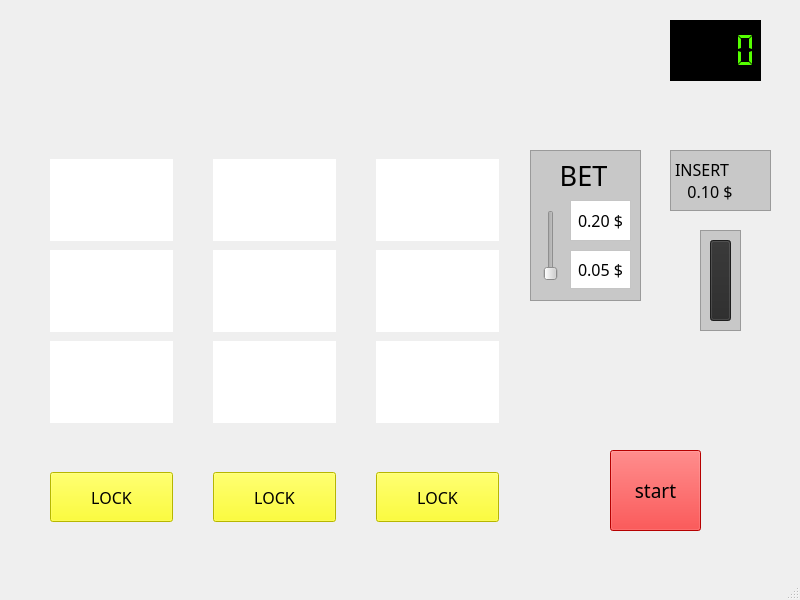
Qt form student/11/slots/main_window.ui (juhvv/programming2-2018) before a commit.
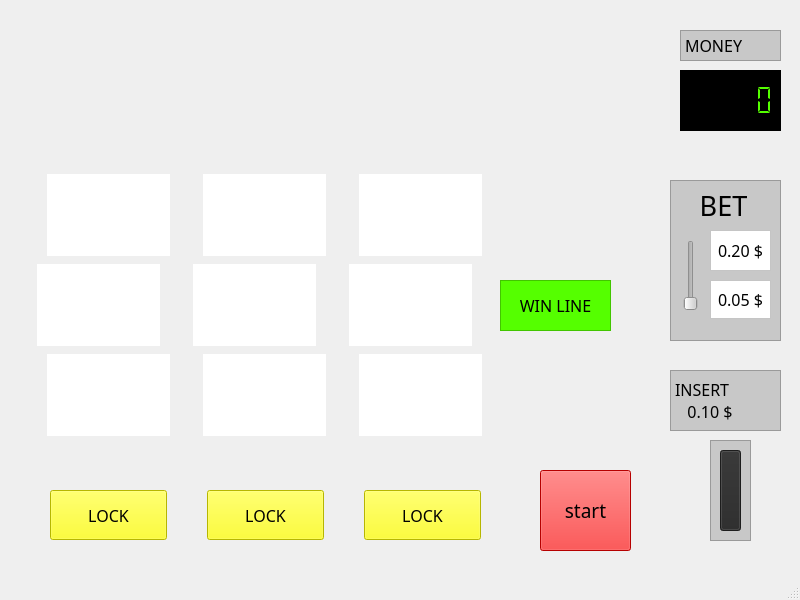
The same form after that commit. Icons and pictures are not drawn.

Commit message: Removed unused variables/functions. Fixed lock buttons not disabling when they should. Reels can no longer be locked for the next spin after a win. UI modifications.

Patch:
```diff
--- a/student/11/slots/main_window.ui
+++ b/student/11/slots/main_window.ui
@@ -34,465 +34,13 @@
     <string notr="true">background-image: url(:/MainWindow/Resources/tile.png);
 </string>
    </property>
-   <widget class="QWidget" name="gridLayoutWidget">
+   <widget class="QFrame" name="bet_frame">
     <property name="geometry">
      <rect>
-      <x>30</x>
-      <y>140</y>
-      <width>491</width>
-      <height>401</height>
-     </rect>
-    </property>
-    <layout class="QGridLayout" name="reelGrid">
-     <property name="sizeConstraint">
-      <enum>QLayout::SetNoConstraint</enum>
-     </property>
-     <property name="leftMargin">
-      <number>20</number>
-     </property>
-     <property name="topMargin">
-      <number>10</number>
-     </property>
-     <property name="rightMargin">
-      <number>20</number>
-     </property>
-     <property name="bottomMargin">
-      <number>10</number>
-     </property>
-     <property name="horizontalSpacing">
-      <number>40</number>
-     </property>
-     <property name="verticalSpacing">
-      <number>0</number>
-     </property>
-     <item row="0" column="1">
-      <widget class="QLabel" name="reel2_lab1">
-       <property name="maximumSize">
-        <size>
-         <width>123</width>
-         <height>82</height>
-        </size>
-       </property>
-       <property name="styleSheet">
-        <string notr="true">QFrame {background: rgb(255, 255, 255)}</string>
-       </property>
-       <property name="text">
-        <string/>
-       </property>
-       <property name="scaledContents">
-        <bool>true</bool>
-       </property>
-      </widget>
-     </item>
-     <item row="4" column="1">
-      <widget class="QPushButton" name="lock2_btn">
-       <property name="sizePolicy">
-        <sizepolicy hsizetype="Minimum" vsizetype="Fixed">
-         <horstretch>0</horstretch>
-         <verstretch>0</verstretch>
-        </sizepolicy>
-       </property>
-       <property name="minimumSize">
-        <size>
-         <width>0</width>
-         <height>50</height>
-        </size>
-       </property>
-       <property name="font">
-        <font>
-         <family>Engravers MT</family>
-         <pointsize>12</pointsize>
-        </font>
-       </property>
-       <property name="styleSheet">
-        <string notr="true">QPushButton { background: yellow }</string>
-       </property>
-       <property name="text">
-        <string>LOCK</string>
-       </property>
-       <property name="checkable">
-        <bool>true</bool>
-       </property>
-       <property name="checked">
-        <bool>false</bool>
-       </property>
-      </widget>
-     </item>
-     <item row="3" column="1">
-      <spacer name="verticalSpacer_3">
-       <property name="orientation">
-        <enum>Qt::Vertical</enum>
-       </property>
-       <property name="sizeType">
-        <enum>QSizePolicy::Minimum</enum>
-       </property>
-       <property name="sizeHint" stdset="0">
-        <size>
-         <width>20</width>
-         <height>40</height>
-        </size>
-       </property>
-      </spacer>
-     </item>
-     <item row="0" column="0">
-      <widget class="QLabel" name="reel1_lab1">
-       <property name="maximumSize">
-        <size>
-         <width>123</width>
-         <height>82</height>
-        </size>
-       </property>
-       <property name="styleSheet">
-        <string notr="true">QFrame {background: rgb(255, 255, 255)}</string>
-       </property>
-       <property name="text">
-        <string/>
-       </property>
-       <property name="scaledContents">
-        <bool>true</bool>
-       </property>
-      </widget>
-     </item>
-     <item row="1" column="1">
-      <widget class="QLabel" name="reel2_lab2">
-       <property name="maximumSize">
-        <size>
-         <width>123</width>
-         <height>82</height>
-        </size>
-       </property>
-       <property name="styleSheet">
-        <string notr="true">QFrame {background: rgb(255, 255, 255)}</string>
-       </property>
-       <property name="text">
-        <string/>
-       </property>
-       <property name="scaledContents">
-        <bool>true</bool>
-       </property>
-      </widget>
-     </item>
-     <item row="1" column="2">
-      <widget class="QLabel" name="reel3_lab2">
-       <property name="maximumSize">
-        <size>
-         <width>123</width>
-         <height>82</height>
-        </size>
-       </property>
-       <property name="styleSheet">
-        <string notr="true">QFrame {background: rgb(255, 255, 255)}</string>
-       </property>
-       <property name="text">
-        <string/>
-       </property>
-       <property name="scaledContents">
-        <bool>true</bool>
-       </property>
-      </widget>
-     </item>
-     <item row="2" column="0">
-      <widget class="QLabel" name="reel1_lab3">
-       <property name="maximumSize">
-        <size>
-         <width>123</width>
-         <height>82</height>
-        </size>
-       </property>
-       <property name="styleSheet">
-        <string notr="true">QFrame {background: rgb(255, 255, 255)}</string>
-       </property>
-       <property name="text">
-        <string/>
-       </property>
-       <property name="scaledContents">
-        <bool>true</bool>
-       </property>
-      </widget>
-     </item>
-     <item row="1" column="0">
-      <widget class="QLabel" name="reel1_lab2">
-       <property name="maximumSize">
-        <size>
-         <width>123</width>
-         <height>82</height>
-        </size>
-       </property>
-       <property name="styleSheet">
-        <string notr="true">QFrame {background: rgb(255, 255, 255)}</string>
-       </property>
-       <property name="text">
-        <string/>
-       </property>
-       <property name="scaledContents">
-        <bool>true</bool>
-       </property>
-      </widget>
-     </item>
-     <item row="2" column="1">
-      <widget class="QLabel" name="reel2_lab3">
-       <property name="maximumSize">
-        <size>
-         <width>123</width>
-         <height>82</height>
-        </size>
-       </property>
-       <property name="styleSheet">
-        <string notr="true">QFrame {background: rgb(255, 255, 255)}</string>
-       </property>
-       <property name="text">
-        <string/>
-       </property>
-       <property name="scaledContents">
-        <bool>true</bool>
-       </property>
-      </widget>
-     </item>
-     <item row="2" column="2">
-      <widget class="QLabel" name="reel3_lab3">
-       <property name="maximumSize">
-        <size>
-         <width>123</width>
-         <height>82</height>
-        </size>
-       </property>
-       <property name="styleSheet">
-        <string notr="true">QFrame {background: rgb(255, 255, 255)}</string>
-       </property>
-       <property name="text">
-        <string/>
-       </property>
-       <property name="scaledContents">
-        <bool>true</bool>
-       </property>
-      </widget>
-     </item>
-     <item row="0" column="2">
-      <widget class="QLabel" name="reel3_lab1">
-       <property name="maximumSize">
-        <size>
-         <width>123</width>
-         <height>82</height>
-        </size>
-       </property>
-       <property name="styleSheet">
-        <string notr="true">QFrame {background: rgb(255, 255, 255)}</string>
-       </property>
-       <property name="text">
-        <string/>
-       </property>
-       <property name="scaledContents">
-        <bool>true</bool>
-       </property>
-      </widget>
-     </item>
-     <item row="4" column="0">
-      <widget class="QPushButton" name="lock1_btn">
-       <property name="enabled">
-        <bool>true</bool>
-       </property>
-       <property name="minimumSize">
-        <size>
-         <width>0</width>
-         <height>50</height>
-        </size>
-       </property>
-       <property name="palette">
-        <palette>
-         <active>
-          <colorrole role="Button">
-           <brush brushstyle="SolidPattern">
-            <color alpha="255">
-             <red>255</red>
-             <green>255</green>
-             <blue>0</blue>
-            </color>
-           </brush>
-          </colorrole>
-          <colorrole role="Light">
-           <brush brushstyle="SolidPattern">
-            <color alpha="255">
-             <red>255</red>
-             <green>255</green>
-             <blue>0</blue>
-            </color>
-           </brush>
-          </colorrole>
-          <colorrole role="Base">
-           <brush brushstyle="SolidPattern">
-            <color alpha="255">
-             <red>255</red>
-             <green>255</green>
-             <blue>0</blue>
-            </color>
-           </brush>
-          </colorrole>
-          <colorrole role="Window">
-           <brush brushstyle="SolidPattern">
-            <color alpha="255">
-             <red>255</red>
-             <green>255</green>
-             <blue>0</blue>
-            </color>
-           </brush>
-          </colorrole>
-         </active>
-         <inactive>
-          <colorrole role="Button">
-           <brush brushstyle="SolidPattern">
-            <color alpha="255">
-             <red>255</red>
-             <green>255</green>
-             <blue>0</blue>
-            </color>
-           </brush>
-          </colorrole>
-          <colorrole role="Light">
-           <brush brushstyle="SolidPattern">
-            <color alpha="255">
-             <red>255</red>
-             <green>255</green>
-             <blue>0</blue>
-            </color>
-           </brush>
-          </colorrole>
-          <colorrole role="Base">
-           <brush brushstyle="SolidPattern">
-            <color alpha="255">
-             <red>255</red>
-             <green>255</green>
-             <blue>0</blue>
-            </color>
-           </brush>
-          </colorrole>
-          <colorrole role="Window">
-           <brush brushstyle="SolidPattern">
-            <color alpha="255">
-             <red>255</red>
-             <green>255</green>
-             <blue>0</blue>
-            </color>
-           </brush>
-          </colorrole>
-         </inactive>
-         <disabled>
-          <colorrole role="Button">
-           <brush brushstyle="SolidPattern">
-            <color alpha="255">
-             <red>255</red>
-             <green>255</green>
-             <blue>0</blue>
-            </color>
-           </brush>
-          </colorrole>
-          <colorrole role="Light">
-           <brush brushstyle="SolidPattern">
-            <color alpha="255">
-             <red>255</red>
-             <green>255</green>
-             <blue>0</blue>
-            </color>
-           </brush>
-          </colorrole>
-          <colorrole role="Base">
-           <brush brushstyle="SolidPattern">
-            <color alpha="255">
-             <red>255</red>
-             <green>255</green>
-             <blue>0</blue>
-            </color>
-           </brush>
-          </colorrole>
-          <colorrole role="Window">
-           <brush brushstyle="SolidPattern">
-            <color alpha="255">
-             <red>255</red>
-             <green>255</green>
-             <blue>0</blue>
-            </color>
-           </brush>
-          </colorrole>
-         </disabled>
-        </palette>
-       </property>
-       <property name="font">
-        <font>
-         <family>Engravers MT</family>
-         <pointsize>12</pointsize>
-        </font>
-       </property>
-       <property name="styleSheet">
-        <string notr="true">QPushButton { background: yellow }</string>
-       </property>
-       <property name="text">
-        <string>LOCK</string>
-       </property>
-       <property name="checkable">
-        <bool>true</bool>
-       </property>
-       <property name="checked">
-        <bool>false</bool>
-       </property>
-      </widget>
-     </item>
-     <item row="4" column="2">
-      <widget class="QPushButton" name="lock3_btn">
-       <property name="enabled">
-        <bool>true</bool>
-       </property>
-       <property name="sizePolicy">
-        <sizepolicy hsizetype="Minimum" vsizetype="Fixed">
-         <horstretch>0</horstretch>
-         <verstretch>0</verstretch>
-        </sizepolicy>
-       </property>
-       <property name="minimumSize">
-        <size>
-         <width>0</width>
-         <height>50</height>
-        </size>
-       </property>
-       <property name="font">
-        <font>
-         <family>Engravers MT</family>
-         <pointsize>12</pointsize>
-        </font>
-       </property>
-       <property name="contextMenuPolicy">
-        <enum>Qt::DefaultContextMenu</enum>
-       </property>
-       <property name="styleSheet">
-        <string notr="true">QPushButton { background: yellow }</string>
-       </property>
-       <property name="text">
-        <string>LOCK</string>
-       </property>
-       <property name="checkable">
-        <bool>true</bool>
-       </property>
-       <property name="checked">
-        <bool>false</bool>
-       </property>
-       <property name="autoDefault">
-        <bool>false</bool>
-       </property>
-       <property name="default">
-        <bool>false</bool>
-       </property>
-       <property name="flat">
-        <bool>false</bool>
-       </property>
-      </widget>
-     </item>
-    </layout>
-   </widget>
-   <widget class="QFrame" name="betFrame">
-    <property name="geometry">
-     <rect>
-      <x>530</x>
-      <y>150</y>
+      <x>670</x>
+      <y>180</y>
       <width>111</width>
-      <height>151</height>
+      <height>161</height>
      </rect>
     </property>
     <property name="font">
@@ -640,8 +188,8 @@
    <widget class="QPushButton" name="btn_start">
     <property name="geometry">
      <rect>
-      <x>610</x>
-      <y>450</y>
+      <x>540</x>
+      <y>470</y>
       <width>91</width>
       <height>81</height>
      </rect>
@@ -662,9 +210,9 @@
    <widget class="QLCDNumber" name="money_scr">
     <property name="geometry">
      <rect>
-      <x>670</x>
-      <y>20</y>
-      <width>91</width>
+      <x>680</x>
+      <y>70</y>
+      <width>101</width>
       <height>61</height>
      </rect>
     </property>
@@ -851,7 +399,7 @@
      <bool>true</bool>
     </property>
     <property name="digitCount">
-     <number>4</number>
+     <number>5</number>
     </property>
     <property name="segmentStyle">
      <enum>QLCDNumber::Flat</enum>
@@ -860,8 +408,8 @@
    <widget class="QFrame" name="moneyFrame">
     <property name="geometry">
      <rect>
-      <x>700</x>
-      <y>230</y>
+      <x>710</x>
+      <y>440</y>
       <width>41</width>
       <height>101</height>
      </rect>
@@ -896,8 +444,8 @@
     <property name="geometry">
      <rect>
       <x>670</x>
-      <y>150</y>
-      <width>101</width>
+      <y>370</y>
+      <width>111</width>
       <height>61</height>
      </rect>
     </property>
@@ -918,6 +466,516 @@
    0.10 $</string>
     </property>
    </widget>
+   <widget class="QWidget" name="horizontalLayoutWidget">
+    <property name="geometry">
+     <rect>
+      <x>20</x>
+      <y>170</y>
+      <width>491</width>
+      <height>91</height>
+     </rect>
+    </property>
+    <layout class="QHBoxLayout" name="reel_row_1">
+     <item>
+      <widget class="QLabel" name="reel1_lab1">
+       <property name="maximumSize">
+        <size>
+         <width>123</width>
+         <height>82</height>
+        </size>
+       </property>
+       <property name="styleSheet">
+        <string notr="true">QFrame {background: rgb(255, 255, 255)}</string>
+       </property>
+       <property name="text">
+        <string/>
+       </property>
+       <property name="scaledContents">
+        <bool>true</bool>
+       </property>
+      </widget>
+     </item>
+     <item>
+      <widget class="QLabel" name="reel2_lab1">
+       <property name="maximumSize">
+        <size>
+         <width>123</width>
+         <height>82</height>
+        </size>
+       </property>
+       <property name="styleSheet">
+        <string notr="true">QFrame {background: rgb(255, 255, 255)}</string>
+       </property>
+       <property name="text">
+        <string/>
+       </property>
+       <property name="scaledContents">
+        <bool>true</bool>
+       </property>
+      </widget>
+     </item>
+     <item>
+      <widget class="QLabel" name="reel3_lab1">
+       <property name="maximumSize">
+        <size>
+         <width>123</width>
+         <height>82</height>
+        </size>
+       </property>
+       <property name="styleSheet">
+        <string notr="true">QFrame {background: rgb(255, 255, 255)}</string>
+       </property>
+       <property name="text">
+        <string/>
+       </property>
+       <property name="scaledContents">
+        <bool>true</bool>
+       </property>
+      </widget>
+     </item>
+    </layout>
+   </widget>
+   <widget class="QWidget" name="horizontalLayoutWidget_2">
+    <property name="geometry">
+     <rect>
+      <x>10</x>
+      <y>260</y>
+      <width>491</width>
+      <height>91</height>
+     </rect>
+    </property>
+    <layout class="QHBoxLayout" name="reel_row_2">
+     <item>
+      <widget class="QLabel" name="reel1_lab2">
+       <property name="maximumSize">
+        <size>
+         <width>123</width>
+         <height>82</height>
+        </size>
+       </property>
+       <property name="styleSheet">
+        <string notr="true">QFrame {background: rgb(255, 255, 255)}</string>
+       </property>
+       <property name="text">
+        <string/>
+       </property>
+       <property name="scaledContents">
+        <bool>true</bool>
+       </property>
+      </widget>
+     </item>
+     <item>
+      <widget class="QLabel" name="reel2_lab2">
+       <property name="maximumSize">
+        <size>
+         <width>123</width>
+         <height>82</height>
+        </size>
+       </property>
+       <property name="styleSheet">
+        <string notr="true">QFrame {background: rgb(255, 255, 255)}</string>
+       </property>
+       <property name="text">
+        <string/>
+       </property>
+       <property name="scaledContents">
+        <bool>true</bool>
+       </property>
+      </widget>
+     </item>
+     <item>
+      <widget class="QLabel" name="reel3_lab2">
+       <property name="maximumSize">
+        <size>
+         <width>123</width>
+         <height>82</height>
+        </size>
+       </property>
+       <property name="styleSheet">
+        <string notr="true">QFrame {background: rgb(255, 255, 255)}</string>
+       </property>
+       <property name="text">
+        <string/>
+       </property>
+       <property name="scaledContents">
+        <bool>true</bool>
+       </property>
+      </widget>
+     </item>
+    </layout>
+   </widget>
+   <widget class="QWidget" name="horizontalLayoutWidget_3">
+    <property name="geometry">
+     <rect>
+      <x>20</x>
+      <y>350</y>
+      <width>491</width>
+      <height>91</height>
+     </rect>
+    </property>
+    <layout class="QHBoxLayout" name="reel_row_3">
+     <item>
+      <widget class="QLabel" name="reel1_lab3">
+       <property name="maximumSize">
+        <size>
+         <width>123</width>
+         <height>82</height>
+        </size>
+       </property>
+       <property name="styleSheet">
+        <string notr="true">QFrame {background: rgb(255, 255, 255)}</string>
+       </property>
+       <property name="text">
+        <string/>
+       </property>
+       <property name="scaledContents">
+        <bool>true</bool>
+       </property>
+      </widget>
+     </item>
+     <item>
+      <widget class="QLabel" name="reel2_lab3">
+       <property name="maximumSize">
+        <size>
+         <width>123</width>
+         <height>82</height>
+        </size>
+       </property>
+       <property name="styleSheet">
+        <string notr="true">QFrame {background: rgb(255, 255, 255)}</string>
+       </property>
+       <property name="text">
+        <string/>
+       </property>
+       <property name="scaledContents">
+        <bool>true</bool>
+       </property>
+      </widget>
+     </item>
+     <item>
+      <widget class="QLabel" name="reel3_lab3">
+       <property name="maximumSize">
+        <size>
+         <width>123</width>
+         <height>82</height>
+        </size>
+       </property>
+       <property name="styleSheet">
+        <string notr="true">QFrame {background: rgb(255, 255, 255)}</string>
+       </property>
+       <property name="text">
+        <string/>
+       </property>
+       <property name="scaledContents">
+        <bool>true</bool>
+       </property>
+      </widget>
+     </item>
+    </layout>
+   </widget>
+   <widget class="QWidget" name="horizontalLayoutWidget_4">
+    <property name="geometry">
+     <rect>
+      <x>50</x>
+      <y>460</y>
+      <width>431</width>
+      <height>111</height>
+     </rect>
+    </property>
+    <layout class="QHBoxLayout" name="lock_btn_row">
+     <property name="spacing">
+      <number>40</number>
+     </property>
+     <item>
+      <widget class="QPushButton" name="lock1_btn">
+       <property name="enabled">
+        <bool>true</bool>
+       </property>
+       <property name="minimumSize">
+        <size>
+         <width>0</width>
+         <height>50</height>
+        </size>
+       </property>
+       <property name="palette">
+        <palette>
+         <active>
+          <colorrole role="Button">
+           <brush brushstyle="SolidPattern">
+            <color alpha="255">
+             <red>255</red>
+             <green>255</green>
+             <blue>0</blue>
+            </color>
+           </brush>
+          </colorrole>
+          <colorrole role="Light">
+           <brush brushstyle="SolidPattern">
+            <color alpha="255">
+             <red>255</red>
+             <green>255</green>
+             <blue>0</blue>
+            </color>
+           </brush>
+          </colorrole>
+          <colorrole role="Base">
+           <brush brushstyle="SolidPattern">
+            <color alpha="255">
+             <red>255</red>
+             <green>255</green>
+             <blue>0</blue>
+            </color>
+           </brush>
+          </colorrole>
+          <colorrole role="Window">
+           <brush brushstyle="SolidPattern">
+            <color alpha="255">
+             <red>255</red>
+             <green>255</green>
+             <blue>0</blue>
+            </color>
+           </brush>
+          </colorrole>
+         </active>
+         <inactive>
+          <colorrole role="Button">
+           <brush brushstyle="SolidPattern">
+            <color alpha="255">
+             <red>255</red>
+             <green>255</green>
+             <blue>0</blue>
+            </color>
+           </brush>
+          </colorrole>
+          <colorrole role="Light">
+           <brush brushstyle="SolidPattern">
+            <color alpha="255">
+             <red>255</red>
+             <green>255</green>
+             <blue>0</blue>
+            </color>
+           </brush>
+          </colorrole>
+          <colorrole role="Base">
+           <brush brushstyle="SolidPattern">
+            <color alpha="255">
+             <red>255</red>
+             <green>255</green>
+             <blue>0</blue>
+            </color>
+           </brush>
+          </colorrole>
+          <colorrole role="Window">
+           <brush brushstyle="SolidPattern">
+            <color alpha="255">
+             <red>255</red>
+             <green>255</green>
+             <blue>0</blue>
+            </color>
+           </brush>
+          </colorrole>
+         </inactive>
+         <disabled>
+          <colorrole role="Button">
+           <brush brushstyle="SolidPattern">
+            <color alpha="255">
+             <red>255</red>
+             <green>255</green>
+             <blue>0</blue>
+            </color>
+           </brush>
+          </colorrole>
+          <colorrole role="Light">
+           <brush brushstyle="SolidPattern">
+            <color alpha="255">
+             <red>255</red>
+             <green>255</green>
+             <blue>0</blue>
+            </color>
+           </brush>
+          </colorrole>
+          <colorrole role="Base">
+           <brush brushstyle="SolidPattern">
+            <color alpha="255">
+             <red>255</red>
+             <green>255</green>
+             <blue>0</blue>
+            </color>
+           </brush>
+          </colorrole>
+          <colorrole role="Window">
+           <brush brushstyle="SolidPattern">
+            <color alpha="255">
+             <red>255</red>
+             <green>255</green>
+             <blue>0</blue>
+            </color>
+           </brush>
+          </colorrole>
+         </disabled>
+        </palette>
+       </property>
+       <property name="font">
+        <font>
+         <family>Engravers MT</family>
+         <pointsize>12</pointsize>
+        </font>
+       </property>
+       <property name="styleSheet">
+        <string notr="true">QPushButton { background: yellow }</string>
+       </property>
+       <property name="text">
+        <string>LOCK</string>
+       </property>
+       <property name="checkable">
+        <bool>true</bool>
+       </property>
+       <property name="checked">
+        <bool>false</bool>
+       </property>
+      </widget>
+     </item>
+     <item>
+      <widget class="QPushButton" name="lock2_btn">
+       <property name="sizePolicy">
+        <sizepolicy hsizetype="Minimum" vsizetype="Fixed">
+         <horstretch>0</horstretch>
+         <verstretch>0</verstretch>
+        </sizepolicy>
+       </property>
+       <property name="minimumSize">
+        <size>
+         <width>0</width>
+         <height>50</height>
+        </size>
+       </property>
+       <property name="font">
+        <font>
+         <family>Engravers MT</family>
+         <pointsize>12</pointsize>
+        </font>
+       </property>
+       <property name="styleSheet">
+        <string notr="true">QPushButton { background: yellow }</string>
+       </property>
+       <property name="text">
+        <string>LOCK</string>
+       </property>
+       <property name="checkable">
+        <bool>true</bool>
+       </property>
+       <property name="checked">
+        <bool>false</bool>
+       </property>
+      </widget>
+     </item>
+     <item>
+      <widget class="QPushButton" name="lock3_btn">
+       <property name="enabled">
+        <bool>true</bool>
+       </property>
+       <property name="sizePolicy">
+        <sizepolicy hsizetype="Minimum" vsizetype="Fixed">
+         <horstretch>0</horstretch>
+         <verstretch>0</verstretch>
+        </sizepolicy>
+       </property>
+       <property name="minimumSize">
+        <size>
+         <width>0</width>
+         <height>50</height>
+        </size>
+       </property>
+       <property name="font">
+        <font>
+         <family>Engravers MT</family>
+         <pointsize>12</pointsize>
+        </font>
+       </property>
+       <property name="contextMenuPolicy">
+        <enum>Qt::DefaultContextMenu</enum>
+       </property>
+       <property name="styleSheet">
+        <string notr="true">QPushButton { background: yellow }</string>
+       </property>
+       <property name="text">
+        <string>LOCK</string>
+       </property>
+       <property name="checkable">
+        <bool>true</bool>
+       </property>
+       <property name="checked">
+        <bool>false</bool>
+       </property>
+       <property name="autoDefault">
+        <bool>false</bool>
+       </property>
+       <property name="default">
+        <bool>false</bool>
+       </property>
+       <property name="flat">
+        <bool>false</bool>
+       </property>
+      </widget>
+     </item>
+    </layout>
+   </widget>
+   <widget class="QLabel" name="win_line_lab">
+    <property name="geometry">
+     <rect>
+      <x>500</x>
+      <y>280</y>
+      <width>111</width>
+      <height>51</height>
+     </rect>
+    </property>
+    <property name="font">
+     <font>
+      <family>Engravers MT</family>
+      <pointsize>12</pointsize>
+     </font>
+    </property>
+    <property name="styleSheet">
+     <string notr="true">background: rgb(85, 255, 0);</string>
+    </property>
+    <property name="frameShape">
+     <enum>QFrame::StyledPanel</enum>
+    </property>
+    <property name="frameShadow">
+     <enum>QFrame::Raised</enum>
+    </property>
+    <property name="text">
+     <string>WIN LINE</string>
+    </property>
+    <property name="alignment">
+     <set>Qt::AlignCenter</set>
+    </property>
+   </widget>
+   <widget class="QLabel" name="money_label_2">
+    <property name="geometry">
+     <rect>
+      <x>680</x>
+      <y>30</y>
+      <width>101</width>
+      <height>31</height>
+     </rect>
+    </property>
+    <property name="font">
+     <font>
+      <family>Engravers MT</family>
+      <pointsize>12</pointsize>
+     </font>
+    </property>
+    <property name="styleSheet">
+     <string notr="true">QFrame {background: rgb(200, 200, 200)}</string>
+    </property>
+    <property name="frameShape">
+     <enum>QFrame::StyledPanel</enum>
+    </property>
+    <property name="text">
+     <string>MONEY</string>
+    </property>
+   </widget>
   </widget>
   <widget class="QStatusBar" name="statusbar"/>
  </widget>
```
Left out of the diff: 2 changed lines with no effect on the pictures. The commit also changes 6 other files.
